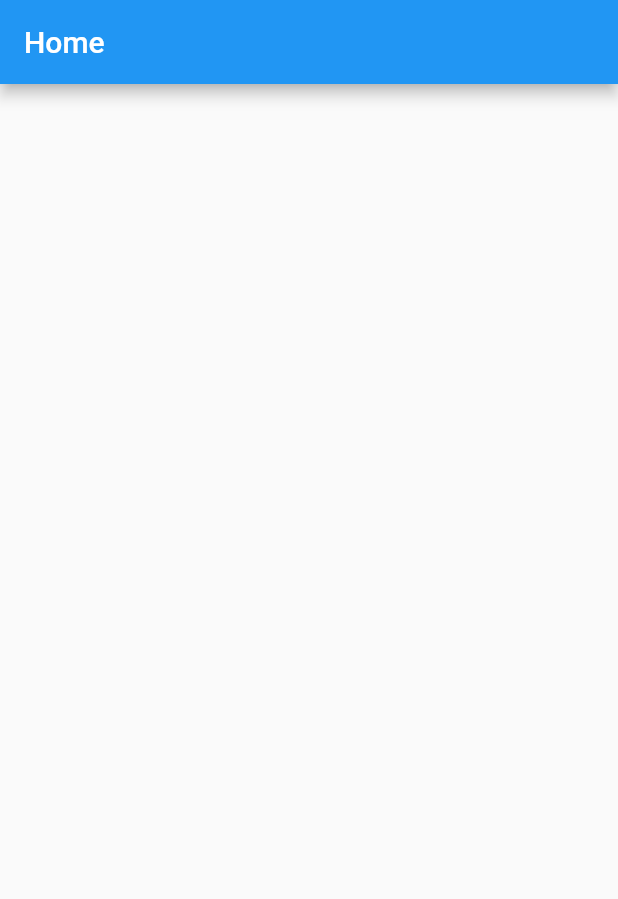
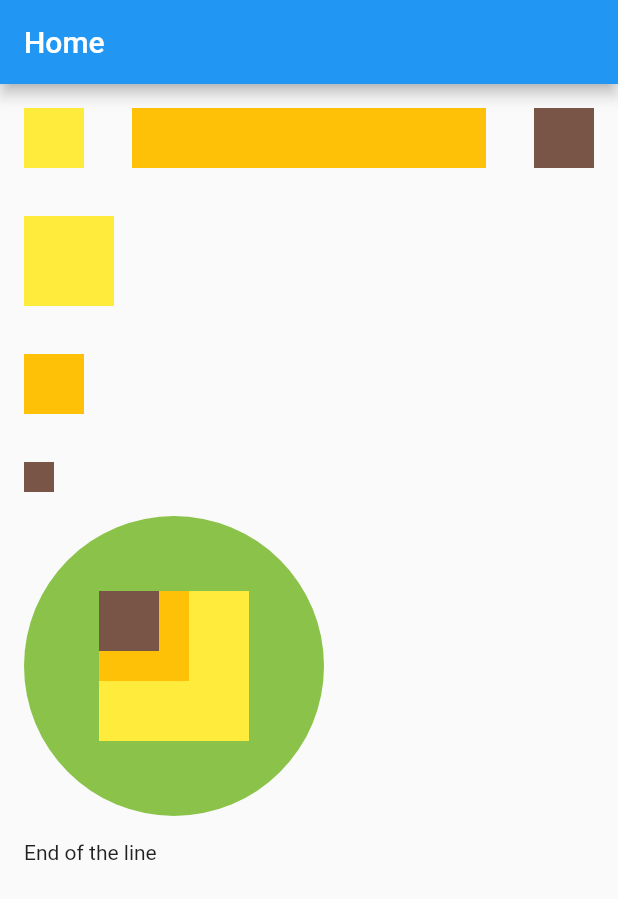
Before and after one commit to WSzoda/Flutter-Beginner, a Flutter app: the screen it shows after launch, on a phone screen of 412 x 824 dp. Shown: the top 899 px of the screen. Run offline on Flutter 3.47's test engine with Material 2 defaults, Android fonts, the phone set to English and light mode, and no system bars.

Commit message:
CHapter 5

```diff
--- a/lib/pages/home.dart
+++ b/lib/pages/home.dart
@@ -12,7 +12,141 @@ class _HomeState extends State<Home> {
       appBar: AppBar(
         title: const Text('Home'),
       ),
-      body: Container(),
+      body: SafeArea(
+        child: SingleChildScrollView(
+          child: Padding(
+            padding: const EdgeInsets.all(16.0),
+            child: Column(
+              children: const [
+                RowWidget(),
+                Padding(
+                  padding: EdgeInsets.all(16),
+                ),
+                RowAndColumnWidget(),
+              ],
+            ),
+          ),
+        ),
+      ),
     );
   }
 }
+
+class RowWidget extends StatelessWidget {
+  const RowWidget({
+    super.key,
+  });
+
+  @override
+  Widget build(BuildContext context) {
+    return Row(
+      children: [
+        Container(
+          color: Colors.yellow,
+          height: 40,
+          width: 40,
+        ),
+        const Padding(
+          padding: EdgeInsets.all(16),
+        ),
+        Expanded(
+          child: Container(
+            color: Colors.amber,
+            height: 40,
+            width: 40,
+          ),
+        ),
+        const Padding(
+          padding: EdgeInsets.all(16),
+        ),
+        Container(
+          color: Colors.brown,
+          height: 40,
+          width: 40,
+        ),
+      ],
+    );
+  }
+}
+
+class RowAndColumnWidget extends StatelessWidget {
+  const RowAndColumnWidget({
+    super.key,
+  });
+
+  @override
+  Widget build(BuildContext context) {
+    return Row(
+      children: [
+        Column(
+          crossAxisAlignment: CrossAxisAlignment.start,
+          mainAxisSize: MainAxisSize.max,
+          children: [
+            Container(
+              color: Colors.yellow,
+              height: 60,
+              width: 60,
+            ),
+            const Padding(
+              padding: EdgeInsets.all(16),
+            ),
+            Container(
+              color: Colors.amber,
+              height: 40,
+              width: 40,
+            ),
+            const Padding(
+              padding: EdgeInsets.all(16),
+            ),
+            Container(
+              color: Colors.brown,
+              height: 20,
+              width: 20,
+            ),
+            const Divider(),
+            const RowAndStackWidget(),
+            const Divider(),
+            const Text('End of the line')
+          ],
+        ),
+      ],
+    );
+  }
+}
+
+class RowAndStackWidget extends StatelessWidget {
+  const RowAndStackWidget({
+    super.key,
+  });
+
+  @override
+  Widget build(BuildContext context) {
+    return Row(
+      children: [
+        CircleAvatar(
+          backgroundColor: Colors.lightGreen,
+          radius: 100,
+          child: Stack(
+            children: [
+              Container(
+                color: Colors.yellow,
+                height: 100,
+                width: 100,
+              ),
+              Container(
+                color: Colors.amber,
+                height: 60,
+                width: 60,
+              ),
+              Container(
+                color: Colors.brown,
+                height: 40,
+                width: 40,
+              ),
+            ],
+          ),
+        )
+      ],
+    );
+  }
+}
```
